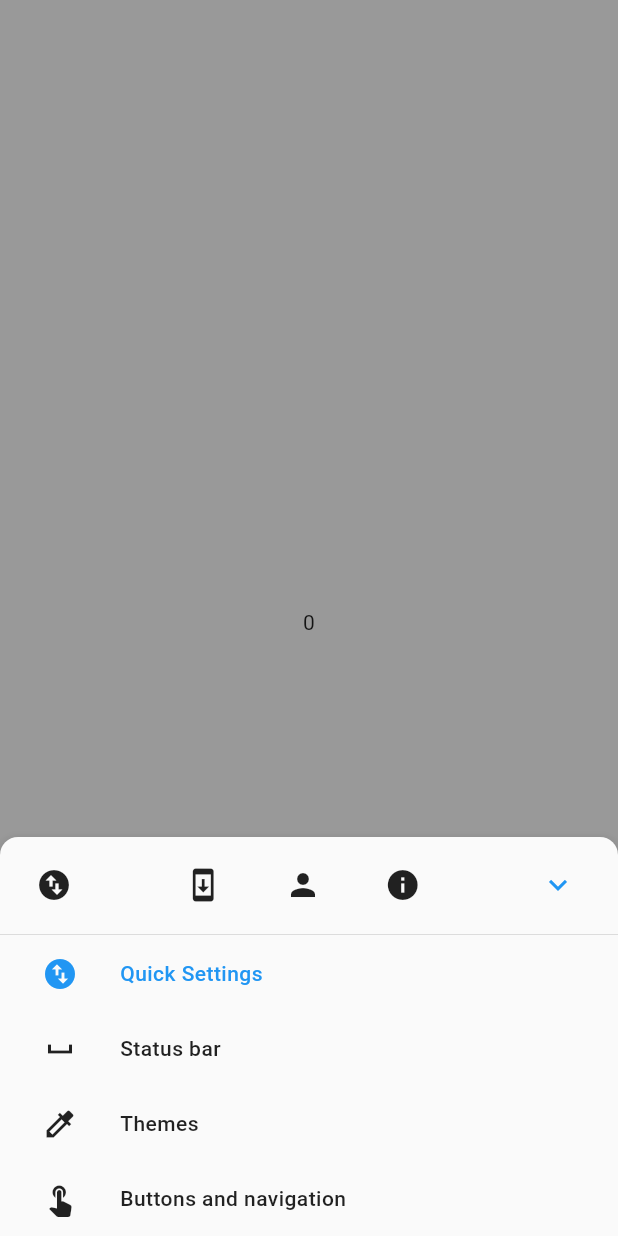
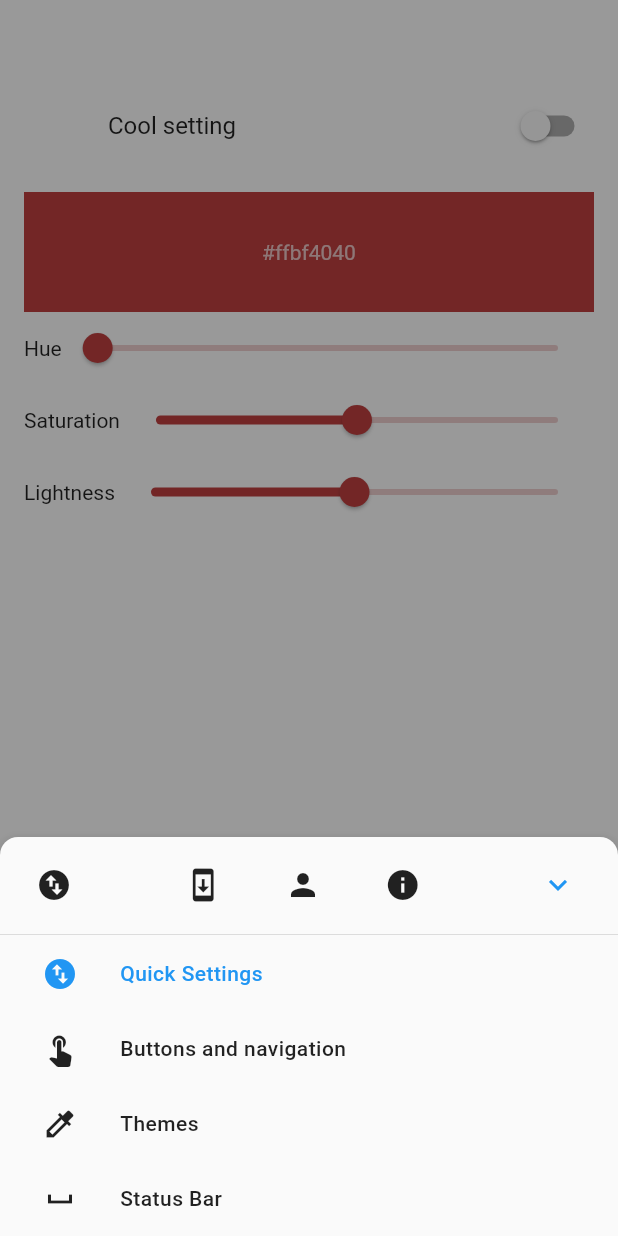
Before and after one commit to PotatoProject/PotatoFries, a Flutter app: the screen it shows after launch, item 4 of the bottom bar chosen, on a phone screen of 412 x 824 dp. Run offline on Flutter 3.47's test engine with Material 2 defaults, Android fonts, the phone set to English and light mode, and no system bars; our stand-ins replace flutter_svg, simple_animations.

Commit message:
fries: Cleanup, reorganize and introduce colorpicker
Signed-off-by: Kshitij Gupta <kshitijgm@gmail.com>

```diff
--- a/lib/internal/common.dart
+++ /dev/null
@@ -1,30 +0,0 @@
-import 'package:flutter/material.dart';
-
-class FriesPage {
-  String title;
-  IconData icon;
-
-  FriesPage({
-    this.title,
-    this.icon,
-  });
-
-  static List<FriesPage> pages = [
-    FriesPage(
-      icon: Icons.swap_vertical_circle,
-      title: "Quick Settings",
-    ),
-    FriesPage(
-      icon: Icons.space_bar,
-      title: "Status bar",
-    ),
-    FriesPage(
-      icon: Icons.colorize,
-      title: "Themes",
-    ),
-    FriesPage(
-      icon: Icons.touch_app,
-      title: "Buttons and navigation",
-    ),
-  ];
-}
--- /dev/null
+++ b/lib/internal/page_data.dart
@@ -0,0 +1,12 @@
+import 'package:flutter/widgets.dart';
+import 'package:potato_fries/pages/buttons_and_navigation.dart';
+import 'package:potato_fries/pages/quick_settings.dart';
+import 'package:potato_fries/pages/status_bar.dart';
+import 'package:potato_fries/pages/themes.dart';
+
+List<Widget> pages = [
+  QuickSettings(),
+  ButtonsAndNavigation(),
+  Themes(),
+  StatusBar(),
+];
--- a/lib/main.dart
+++ b/lib/main.dart
@@ -1,6 +1,6 @@
 import 'package:flutter/material.dart';
 import 'package:flutter/services.dart';
-import 'package:potato_fries/internal/common.dart';
+import 'package:potato_fries/internal/page_data.dart';
 import 'package:potato_fries/ui/bottom_sheet.dart';
 
 BorderRadius _kBorderRadius = BorderRadius.circular(12);
@@ -26,15 +26,14 @@ class MyHomePage extends StatefulWidget {
 class _MyHomePageState extends State<MyHomePage> with TickerProviderStateMixin {
   AnimationController controller;
   int currentPage = 0;
-  double titleBarHeight = 70;
-
-  PageController pageController = PageController();
 
   @override
   void initState() {
     super.initState();
-    controller =
-        AnimationController(vsync: this, duration: Duration(milliseconds: 300));
+    controller = AnimationController(
+      vsync: this,
+      duration: Duration(milliseconds: 300),
+    );
   }
 
   @override
@@ -45,51 +44,19 @@ class _MyHomePageState extends State<MyHomePage> with TickerProviderStateMixin {
     return Scaffold(
       backgroundColor: Theme.of(context).cardColor,
       appBar: null,
-      body: Container(
-        height: MediaQuery.of(context).size.height,
-        child: Stack(
+      body: Stack(
         children: <Widget>[
-            Positioned(
-              top: 0,
-              left: 0,
-              right: 0,
-              child: AppBar(
-                elevation: 0,
-                backgroundColor: Colors.transparent,
-                title: Text(
-                  FriesPage.pages[currentPage].title,
-                  style: TextStyle(
-                    fontWeight: FontWeight.w600,
-                  ),
-                ),
-              ),
-            ),
-            Container(
-              margin: EdgeInsets.only(
-                  top: MediaQuery.of(context).padding.top + titleBarHeight),
-              height: MediaQuery.of(context).size.height -
-                  (MediaQuery.of(context).padding.top + titleBarHeight) -
-                  64,
-              child: PageView.builder(
-                controller: pageController,
-                physics: NeverScrollableScrollPhysics(),
-                itemBuilder: (context, index) =>
-                    Center(child: Text(index.toString())),
-                itemCount: FriesPage.pages.length,
-                onPageChanged: (index) => setState(() => currentPage = index),
-              ),
-            ),
-            _sheetBackdrop,
+          pages[currentPage],
+          Positioned.fill(child: _sheetBackdrop),
           BottomAppSheet(
             controller: controller,
             currentPage: currentPage,
             onItemClick: (index) {
               setState(() => currentPage = index);
-                pageController.jumpToPage(index);
+              controller.reverse();
             },
           ),
         ],
-        ),
       ),
     );
   }
--- /dev/null
+++ b/lib/pages/buttons_and_navigation.dart
@@ -0,0 +1,22 @@
+import 'package:flutter/material.dart';
+import 'package:potato_fries/pages/fries_page.dart';
+import 'package:potato_fries/widgets/settings_switch.dart';
+
+class ButtonsAndNavigation extends StatelessWidget {
+  final title = 'Buttons and navigation';
+  final icon = Icons.touch_app;
+
+  @override
+  Widget build(BuildContext context) {
+    return FriesPage(
+      title: title,
+      children: <Widget>[
+        SettingsSwitch(
+          title: Text('Cool setting'),
+          type: SettingType.SYSTEM,
+          setting: 'cool_setting',
+        ),
+      ],
+    );
+  }
+}
--- /dev/null
+++ b/lib/pages/fries_page.dart
@@ -0,0 +1,35 @@
+import 'package:flutter/material.dart';
+
+class FriesPage extends StatelessWidget {
+  final String title;
+  final List<Widget> children;
+
+  FriesPage({
+    @required this.children,
+    @required this.title,
+  })  : assert(children != null),
+        assert(title != null);
+
+  @override
+  Widget build(BuildContext context) {
+    return Column(
+      children: <Widget>[
+        AppBar(
+          elevation: 0,
+          backgroundColor: Colors.transparent,
+          title: Text(
+            title,
+            style: TextStyle(fontWeight: FontWeight.w600),
+          ),
+        ),
+        Expanded(
+          child: MediaQuery.removePadding(
+            context: context,
+            removeTop: true,
+            child: ListView(children: children),
+          ),
+        ),
+      ],
+    );
+  }
+}
--- /dev/null
+++ b/lib/pages/quick_settings.dart
@@ -0,0 +1,24 @@
+import 'package:flutter/material.dart';
+import 'package:potato_fries/pages/fries_page.dart';
+import 'package:potato_fries/widgets/color_picker.dart';
+import 'package:potato_fries/widgets/settings_switch.dart';
+
+class QuickSettings extends StatelessWidget {
+  final title = 'Quick Settings';
+  final icon = Icons.swap_vertical_circle;
+
+  @override
+  Widget build(BuildContext context) {
+    return FriesPage(
+      title: title,
+      children: <Widget>[
+        SettingsSwitch(
+          title: Text('Cool setting'),
+          type: SettingType.SYSTEM,
+          setting: 'cool_setting',
+        ),
+        ColorPicker(),
+      ],
+    );
+  }
+}
--- /dev/null
+++ b/lib/pages/status_bar.dart
@@ -0,0 +1,22 @@
+import 'package:flutter/material.dart';
+import 'package:potato_fries/pages/fries_page.dart';
+import 'package:potato_fries/widgets/settings_switch.dart';
+
+class StatusBar extends StatelessWidget {
+  final title = 'Status Bar';
+  final icon = Icons.space_bar;
+
+  @override
+  Widget build(BuildContext context) {
+    return FriesPage(
+      title: title,
+      children: <Widget>[
+        SettingsSwitch(
+          title: Text('Cool setting'),
+          type: SettingType.SYSTEM,
+          setting: 'cool_setting',
+        ),
+      ],
+    );
+  }
+}
--- /dev/null
+++ b/lib/pages/themes.dart
@@ -0,0 +1,22 @@
+import 'package:flutter/material.dart';
+import 'package:potato_fries/pages/fries_page.dart';
+import 'package:potato_fries/widgets/settings_switch.dart';
+
+class Themes extends StatelessWidget {
+  final title = 'Themes';
+  final icon = Icons.colorize;
+
+  @override
+  Widget build(BuildContext context) {
+    return FriesPage(
+      title: title,
+      children: <Widget>[
+        SettingsSwitch(
+          title: Text('Cool setting'),
+          type: SettingType.SYSTEM,
+          setting: 'cool_setting',
+        ),
+      ],
+    );
+  }
+}
--- a/lib/ui/bottom_sheet.dart
+++ b/lib/ui/bottom_sheet.dart
@@ -1,6 +1,6 @@
 import 'package:flutter/material.dart';
-import 'package:potato_fries/internal/common.dart';
 import 'package:potato_fries/internal/methods.dart';
+import 'package:potato_fries/internal/page_data.dart';
 import 'package:potato_fries/ui/sizeable_list_tile.dart';
 
 class BottomAppSheet extends StatelessWidget {
@@ -14,10 +14,10 @@ class BottomAppSheet extends StatelessWidget {
     @required this.onItemClick,
   });
 
-  Animation<double> _iconTurns;
-  Animation<double> _positionChange;
+  static Animation<double> _iconTurns;
+  static Animation<double> _positionChange;
 
-  static double totalHeight = 2.0 + 64 + (50 * FriesPage.pages.length);
+  static double totalHeight = 2.0 + 64 + (50 * pages.length);
   static Animatable<double> _halfTween = Tween<double>(begin: 0.0, end: 0.5);
   static Animatable<double> _positionTween =
       Tween<double>(begin: 64, end: totalHeight);
@@ -43,7 +43,8 @@ class BottomAppSheet extends StatelessWidget {
               borderRadius: BorderRadius.only(
                 topLeft: Radius.circular(12),
                 topRight: Radius.circular(12),
-            )),
+              ),
+            ),
             margin: EdgeInsets.all(0),
             child: Column(
               children: <Widget>[
@@ -60,7 +61,7 @@ class BottomAppSheet extends StatelessWidget {
                           children: <Widget>[
                             Padding(
                               padding: EdgeInsets.all(8),
-                                child: Icon(FriesPage.pages[currentPage].icon),
+                              child: Icon((pages[currentPage] as dynamic).icon),
                             ),
                             Spacer(flex: 3),
                             IconButton(
@@ -90,20 +91,17 @@ class BottomAppSheet extends StatelessWidget {
                                   color: Theme.of(context).accentColor,
                                 ),
                               ),
-                                onPressed: () {
-                                  if (controller.status ==
-                                      AnimationStatus.completed) {
-                                    controller.reverse();
-                                  } else {
-                                    controller.forward();
-                                  }
-                                },
+                              onPressed: () =>
+                                  controller.status == AnimationStatus.completed
+                                      ? controller.reverse()
+                                      : controller.forward(),
                             ),
                           ],
                         ),
                       ),
                     ],
-                    )),
+                  ),
+                ),
                 Visibility(
                   visible: controller.value > 0,
                   child: AnimatedBuilder(
@@ -112,14 +110,12 @@ class BottomAppSheet extends StatelessWidget {
                     builder: (context, child) => Opacity(
                       opacity: controller.value,
                       child: SingleChildScrollView(
-                        child: Column(children: [
-                          Divider(
-                            height: 2,
+                        child: Column(
+                          children: <Widget>[
+                            Divider(height: 2),
+                            Column(children: pageSwitcherItemsBuilder),
+                          ],
                         ),
-                          Column(
-                            children: pageSwitcherItemsBuilder,
-                          ),
-                        ]),
                       ),
                     ),
                   ),
@@ -135,12 +131,12 @@ class BottomAppSheet extends StatelessWidget {
   List<Widget> get pageSwitcherItemsBuilder {
     List<Widget> widgets = [];
 
-    for (int i = 0; i < FriesPage.pages.length; i++) {
+    for (int i = 0; i < pages.length; i++) {
       widgets.add(
         Builder(
           builder: (context) => SizeableListTile(
-            icon: Icon(FriesPage.pages[i].icon),
-            title: FriesPage.pages[i].title,
+            icon: Icon((pages[i] as dynamic).icon),
+            title: (pages[i] as dynamic).title,
             height: 50,
             onTap: () => onItemClick(i),
             elementsColor: Theme.of(context).textTheme.title.color,
--- /dev/null
+++ b/lib/widgets/color_picker.dart
@@ -0,0 +1,137 @@
+import 'package:flutter/material.dart';
+
+class ColorPicker extends StatefulWidget {
+  final bool lightnessLocked;
+
+  ColorPicker({this.lightnessLocked = false});
+
+  @override
+  _ColorPickerState createState() => _ColorPickerState();
+}
+
+class _ColorPickerState extends State<ColorPicker> {
+  double hue = 0;
+  double saturation = 0.5;
+  double lightness = 0.5;
+
+  @override
+  Widget build(BuildContext context) {
+    lightness = widget.lightnessLocked ? 0.5 : lightness;
+    return Padding(
+      padding: const EdgeInsets.all(16.0),
+      child: Column(
+        children: <Widget>[
+          Container(
+            height: 80,
+            color: HSLColor.fromAHSL(1, hue, saturation, lightness).toColor(),
+            child: Center(
+              child: Text(
+                '#' +
+                    HSLColor.fromAHSL(1, hue, saturation, lightness)
+                        .toColor()
+                        .value
+                        .toRadixString(16),
+                style: TextStyle(
+                  color: lightness > 0.5
+                      ? Colors.black.withOpacity(0.70)
+                      : Colors.white.withOpacity(0.70),
+                ),
+              ),
+            ),
+          ),
+          Row(
+            children: <Widget>[
+              Text('Hue'),
+              Expanded(
+                child: Slider(
+                  activeColor: HSLColor.fromAHSL(1, hue, saturation, lightness)
+                      .toColor(),
+                  inactiveColor:
+                      HSLColor.fromAHSL(0.25, hue, saturation, lightness)
+                          .toColor(),
+                  value: hue,
+                  min: 0,
+                  max: 360,
+                  onChanged: (d) => setState(() => hue = d),
+                ),
+              ),
+            ],
+          ),
+          Row(
+            children: <Widget>[
+              Text('Saturation'),
+              Expanded(
+                child: Slider(
+                  activeColor: HSLColor.fromAHSL(1, hue, saturation, lightness)
+                      .toColor(),
+                  inactiveColor:
+                      HSLColor.fromAHSL(0.25, hue, saturation, lightness)
+                          .toColor(),
+                  value: saturation,
+                  min: 0,
+                  max: 1,
+                  onChanged: (d) => setState(() => saturation = d),
+                ),
+              ),
+            ],
+          ),
+          Visibility(
+            visible: !widget.lightnessLocked,
+            child: Row(
+              children: <Widget>[
+                Text('Lightness'),
+                Expanded(
+                  child: Slider(
+                    activeColor:
+                        HSLColor.fromAHSL(1, hue, saturation, lightness)
+                            .toColor(),
+                    inactiveColor:
+                        HSLColor.fromAHSL(0.25, hue, saturation, lightness)
+                            .toColor(),
+                    value: lightness,
+                    min: 0,
+                    max: 1,
+                    onChanged: (d) => setState(() => lightness = d),
+                  ),
+                ),
+              ],
+            ),
+          ),
+          Visibility(
+            visible: widget.lightnessLocked,
+            child: Row(
+              children: <Widget>[
+                Text("Adjusted Colors"),
+                Expanded(
+                  child: Row(
+                    mainAxisAlignment: MainAxisAlignment.spaceEvenly,
+                    children: <Widget>[
+                      Chip(
+                        label: Text(
+                          'Light',
+                          style: TextStyle(color: Colors.white),
+                        ),
+                        backgroundColor:
+                            HSLColor.fromAHSL(1, hue, saturation, 0.45)
+                                .toColor(),
+                      ),
+                      Chip(
+                        label: Text(
+                          'Dark',
+                          style: TextStyle(color: Colors.black),
+                        ),
+                        backgroundColor:
+                            HSLColor.fromAHSL(1, hue, saturation, 0.55)
+                                .toColor(),
+                      ),
+                    ],
+                  ),
+                ),
+              ],
+            ),
+          ),
+        ],
+      ),
+    );
+  }
+}
--- /dev/null
+++ b/lib/widgets/settings_switch.dart
@@ -0,0 +1,49 @@
+import 'package:flutter/material.dart';
+
+class SettingsSwitch extends StatelessWidget {
+  final Widget title;
+  final String setting;
+  final SettingType type;
+  final Widget subtitle;
+  final Widget icon;
+  final bool enabled;
+
+  SettingsSwitch({
+    @required this.title,
+    @required this.setting,
+    @required this.type,
+    this.subtitle,
+    this.icon,
+    this.enabled = true,
+  })  : assert(title != null),
+        assert(setting != null),
+        assert(type != null);
+
+  @override
+  Widget build(BuildContext context) {
+    return FutureBuilder(
+      future: _tmp(),
+      initialData: false,
+      builder: (context, snapshot) => SwitchListTile(
+        activeColor: Theme.of(context).accentColor,
+        secondary: Container(
+          width: 40,
+          child: icon,
+        ),
+        title: title,
+        subtitle: subtitle,
+        value: snapshot.data,
+        onChanged: enabled ? (b) {} : null,
+      ),
+    );
+  }
+
+  // TODO: Replace with native call
+  Future<bool> _tmp() async => false;
+}
+
+enum SettingType {
+  SECURE,
+  SYSTEM,
+  GLOBAL,
+}
```
Also changed, not shown: lib/ui/croquette_badge.dart (renamed from lib/ui/croquette-badge.dart). Lines whose indentation alone changed are shown as unchanged.
